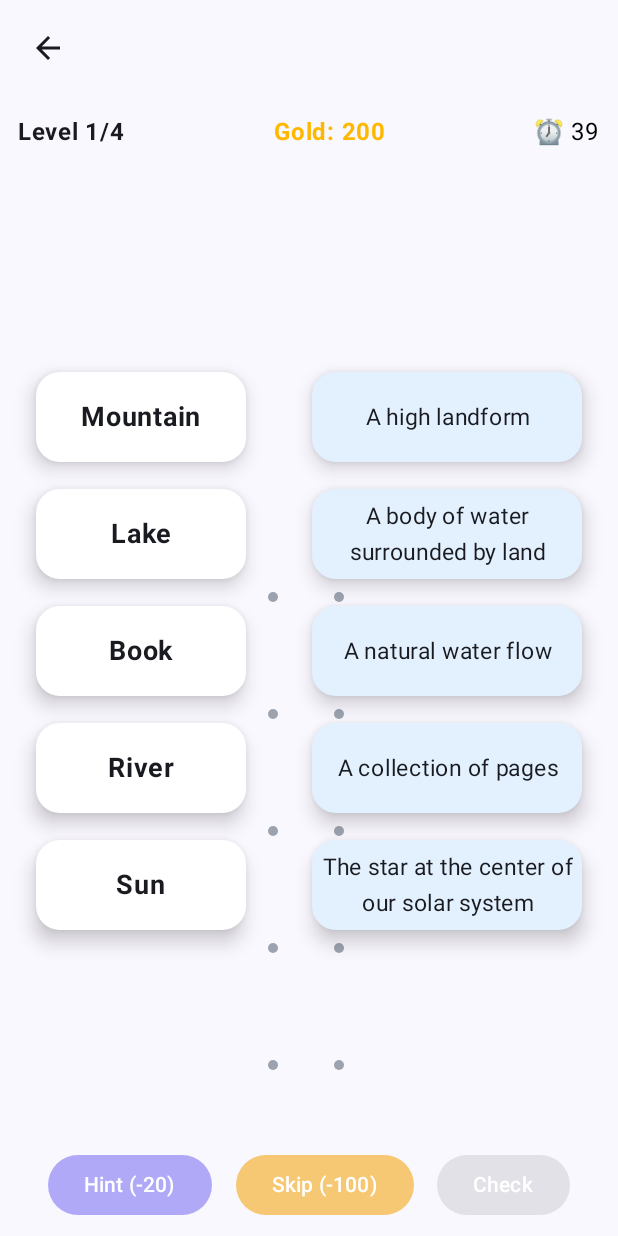
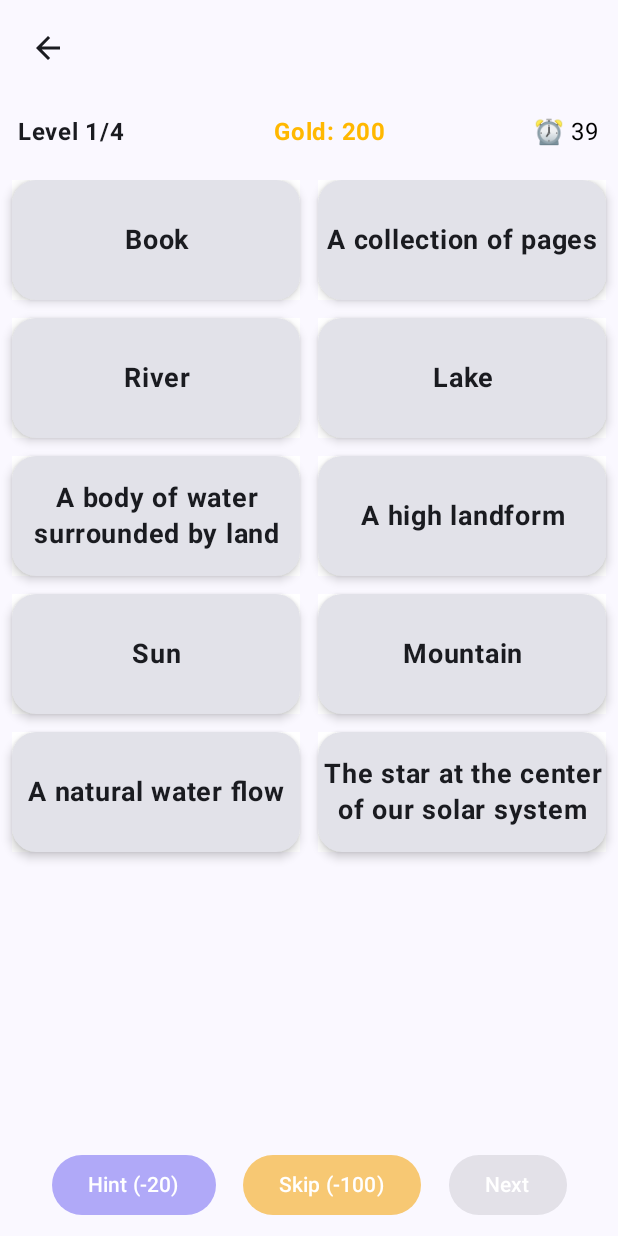
Before and after one commit to HoangNguyen2k3/EduQuizzApp, an Android app built with Jetpack Compose: the WordMatchGameScreen screen opened through its navigation route, on a phone screen of 412 x 824 dp. Run offline under Robolectric (Android 15) with nearby library versions, the phone set to English and light mode, and no system bars; our stand-ins replace Dagger/Hilt's generated code, Firebase (no records; nobody signed in at launch, a user with empty details on screens opened directly), accompanist; missing, so only their content is drawn: WordSearchGameTheme.

Commit message:
Update minigame NoiTu

```diff
--- a/app/src/main/java/com/example/eduquizz/Screens/NoiTu/model/Connection.kt
+++ /dev/null
@@ -1,6 +0,0 @@
-package com.example.quizapp.model
-
-data class Connection(
-    val wordIndex: Int,
-    val definitionIndex: Int
-)
--- /dev/null
+++ b/app/src/main/java/com/example/eduquizz/Screens/NoiTu/model/MatchCard.kt
@@ -0,0 +1,8 @@
+package com.example.eduquizz.Screens.NoiTu.model
+
+data class MatchCard(
+    val id: Int,
+    val text: String,
+    val pairId: Int, // id dùng để xác định cặp đúng
+    val isMatched: Boolean = false
+)
--- a/app/src/main/java/com/example/eduquizz/Screens/NoiTu/model/WordPair.kt
+++ b/app/src/main/java/com/example/eduquizz/Screens/NoiTu/model/WordPair.kt
@@ -1,4 +1,4 @@
-package com.example.quizapp.model
+package com.example.eduquizz.Screens.NoiTu.model
 
 data class WordPair (
     val word: String,
--- a/app/src/main/java/com/example/eduquizz/Screens/NoiTu/screen/DrawConnections.kt
+++ /dev/null
@@ -1,103 +0,0 @@
-package com.example.quizapp.screen
-
-import androidx.compose.runtime.Composable
-import androidx.compose.ui.Modifier
-import androidx.compose.ui.geometry.Offset
-import androidx.compose.ui.graphics.Color
-import androidx.compose.foundation.Canvas
-import androidx.compose.foundation.layout.fillMaxSize
-import androidx.compose.ui.unit.Dp
-import androidx.compose.ui.platform.LocalDensity
-import com.example.quizapp.model.Connection
-import com.example.quizapp.model.WordPair
-
-@Composable
-fun DrawConnections(
-    connections: List<Connection>,
-    wordPositions: List<Offset>,
-    defPositions: List<Offset>,
-    showResult: Boolean,
-    wordPairs: List<WordPair>,
-    definitions: List<String>,
-    boxLeftWidth: Dp,
-    boxHeight: Dp,
-) {
-    val density = LocalDensity.current
-    val boxHeightPx = with(density) { boxHeight.toPx() }
-    val boxLeftWidthPx = with(density) { boxLeftWidth.toPx() }
-
-    // Kích thước của điểm kết nối
-    val connectionPointRadius = 5f
-
-    Canvas(modifier = Modifier.fillMaxSize()) {
-        if (wordPositions.size == 5 && defPositions.size == 5) {
-            // Vẽ các điểm kết nối cho tất cả các box
-            wordPositions.forEach { position ->
-                // Điểm kết nối bên phải của box từ
-                val centerX = position.x + boxLeftWidthPx
-                val centerY = position.y + (boxHeightPx / 2)
-
-                drawCircle(
-                    color = Color(0xFF9CA3AF),
-                    radius = connectionPointRadius,
-                    center = Offset(centerX, centerY)
-                )
-            }
-
-            defPositions.forEach { position ->
-                // Điểm kết nối bên trái của box định nghĩa
-                val centerX = position.x
-                val centerY = position.y + (boxHeightPx / 2)
-
-                drawCircle(
-                    color = Color(0xFF9CA3AF),
-                    radius = connectionPointRadius,
-                    center = Offset(centerX, centerY)
-                )
-            }
-
-            // Vẽ các đường nối
-            connections.forEach { connection ->
-                if (connection.wordIndex in wordPositions.indices &&
-                    connection.definitionIndex in defPositions.indices) {
-
-                    // Tính toán điểm bắt đầu và kết thúc
-                    val startX = wordPositions[connection.wordIndex].x + boxLeftWidthPx
-                    val startY = wordPositions[connection.wordIndex].y + (boxHeightPx / 2)
-                    val endX = defPositions[connection.definitionIndex].x
-                    val endY = defPositions[connection.definitionIndex].y + (boxHeightPx / 2)
-
-                    val isCorrect = showResult &&
-                        wordPairs[connection.wordIndex].definition ==
-                        definitions[connection.definitionIndex]
-
-                    val lineColor = when {
-                        showResult -> if (isCorrect) Color(0xFF16A34A) else Color(0xFFEB5353)
-                        else -> Color(0xFF9CA3AF)
-                    }
-
-                    // Vẽ đường nối
-                    drawLine(
-                        color = lineColor,
-                        start = Offset(startX, startY),
-                        end = Offset(endX, endY),
-                        strokeWidth = 3f
-                    )
-
-                    // Vẽ lại các điểm kết nối phía trên đường nối
-                    drawCircle(
-                        color = lineColor,
-                        radius = connectionPointRadius,
-                        center = Offset(startX, startY)
-                    )
-
-                    drawCircle(
-                        color = lineColor,
-                        radius = connectionPointRadius,
-                        center = Offset(endX, endY)
-                    )
-                }
-            }
-        }
-    }
-}
--- a/app/src/main/java/com/example/eduquizz/Screens/NoiTu/screen/WordMatchGameScreen.kt
+++ b/app/src/main/java/com/example/eduquizz/Screens/NoiTu/screen/WordMatchGameScreen.kt
@@ -1,5 +1,4 @@
-
-package com.example.quizapp.screen
+package com.example.eduquizz.Screens.NoiTu.screen
 
 import androidx.compose.runtime.*
 import androidx.compose.foundation.layout.*
@@ -7,21 +6,24 @@ import androidx.compose.ui.Modifier
 import androidx.compose.ui.unit.dp
 import androidx.compose.foundation.clickable
 import androidx.compose.ui.Alignment
-import androidx.compose.ui.geometry.Offset
 import androidx.compose.material3.*
 import androidx.compose.ui.text.font.FontWeight
 import androidx.compose.ui.text.style.TextAlign
 import androidx.compose.ui.graphics.Color
-import com.example.quizapp.viewmodel.WordMatchGame
+import com.example.eduquizz.Screens.NoiTu.viewmodel.WordMatchGame
 import androidx.compose.foundation.shape.RoundedCornerShape
-import androidx.compose.ui.layout.onGloballyPositioned
-import androidx.compose.ui.layout.positionInRoot
 import androidx.compose.ui.unit.sp
 import androidx.compose.material3.IconButton
 import androidx.compose.material.icons.Icons
 import androidx.compose.material.icons.automirrored.filled.ArrowBack
 import androidx.compose.material3.Icon
 import androidx.navigation.NavHostController
+import androidx.compose.foundation.background
+import androidx.compose.foundation.lazy.grid.GridCells
+import androidx.compose.foundation.lazy.grid.LazyVerticalGrid
+import androidx.compose.foundation.lazy.grid.itemsIndexed
+import androidx.compose.animation.core.*
+import androidx.compose.ui.graphics.graphicsLayer
 
 @Composable
 fun WordMatchGameScreen(viewModel: WordMatchGame, navController: NavHostController) {
@@ -33,20 +35,13 @@ fun WordMatchGameScreen(viewModel: WordMatchGame, navController: NavHostControll
     val showFinishDialog by viewModel.showFinishDialog
     val canPass by viewModel.canPass
 
-    val wordPairs = viewModel.currentWordPairs
-    val definitions = viewModel.currentDefinitions
-    val connections = viewModel.connections
-    val selectedWordIndex = viewModel.selectedWordIndex
-
-    val wordPositions = remember { mutableStateListOf<Offset>() }
-    val defPositions = remember { mutableStateListOf<Offset>() }
+    val cards = viewModel.cards
+    val selectedIndices = viewModel.selectedIndices
+    val shakingIndices = viewModel.shakingIndices
 
     Column(modifier = Modifier.fillMaxSize()) {
         IconButton(
-                onClick = {
-                    println("Đa nhan nut Back")
-                    navController.popBackStack()
-                },
+            onClick = { navController.popBackStack() },
             modifier = Modifier.padding(8.dp)
         ) {
             Icon(
@@ -63,104 +58,57 @@ fun WordMatchGameScreen(viewModel: WordMatchGame, navController: NavHostControll
             Text("Gold: $gold", color = Color(0xFFFFB800), fontWeight = FontWeight.Bold)
             Text("⏰ $timer", color = if (timer <= 10) Color.Red else Color.Black)
         }
-        // Khu vực nối từ
-        Box(
+        // Lưới thẻ
+        LazyVerticalGrid(
+            columns = GridCells.Fixed(2), // 2 cột dọc sát nhau
             modifier = Modifier
                 .weight(1f)
                 .fillMaxWidth()
-                .padding(horizontal = 18.dp, vertical = 8.dp)
+                .padding(8.dp),
+            verticalArrangement = Arrangement.spacedBy(12.dp),
+            horizontalArrangement = Arrangement.spacedBy(12.dp)
         ) {
-            DrawConnections(
-                connections = connections,
-                wordPositions = wordPositions,
-                defPositions = defPositions,
-                showResult = showResult,
-                wordPairs = wordPairs,
-                definitions = definitions,
-                boxLeftWidth = 140.dp,
-                boxHeight = 60.dp
+            itemsIndexed(cards) { idx, card ->
+                if (!card.isMatched) {
+                    val isSelected = selectedIndices.contains(idx)
+                    val isShaking = shakingIndices.contains(idx)
+                    val shakeAnim = remember { Animatable(0f) }
+                    if (isShaking) {
+                        LaunchedEffect(isShaking) {
+                            shakeAnim.snapTo(0f)
+                            shakeAnim.animateTo(
+                                targetValue = 1f,
+                                animationSpec = repeatable(
+                                    iterations = 3,
+                                    animation = tween(50, easing = LinearEasing),
+                                    repeatMode = RepeatMode.Reverse
                                 )
-            Row(
+                            )
+                            shakeAnim.snapTo(0f)
+                        }
+                    }
+                    Card(
                         modifier = Modifier
-                    .width(140.dp + 180.dp + 44.dp) // left + right + gap
-                    .align(Alignment.Center),
-                horizontalArrangement = Arrangement.spacedBy(44.dp),
-                verticalAlignment = Alignment.CenterVertically
-            ) {
-                // Word column
-                Column(
-                    verticalArrangement = Arrangement.spacedBy(18.dp),
-                    horizontalAlignment = Alignment.End
-                ) {
-                    wordPairs.forEachIndexed { index, pair ->
-                        val isCorrect = showResult && connections.find { it.wordIndex == index }?.let {
-                            wordPairs[it.wordIndex].definition == definitions[it.definitionIndex]
-                        } == true
-                        val isIncorrect = showResult && connections.any { it.wordIndex == index } && !isCorrect
-
-                        Surface(
-                            modifier = Modifier
-                                .width(140.dp)
-                                .height(60.dp)
-                                .onGloballyPositioned { coordinates ->
-                                    val pos = coordinates.positionInRoot()
-                                    if (wordPositions.size > index) wordPositions[index] = pos else wordPositions.add(pos)
-                                }
-                                .clickable(enabled = !showResult) { viewModel.selectWord(index) },
+                            .fillMaxWidth()
+                            .height(80.dp)
+                            .graphicsLayer (
+                                translationX = if (isShaking) shakeAnim.value * 16f else 0f
+                            )
+                            .background(if (isSelected) Color(0xFFFFF8B3) else Color.White)
+                            .clickable(enabled = !showResult && !isSelected) {
+                                viewModel.onCardClick(idx)
+                            },
                         shape = RoundedCornerShape(16.dp),
-                            shadowElevation = 8.dp,
-                            color = when {
-                                isCorrect -> Color(0xFF7DE699)
-                                isIncorrect -> Color(0xFFEB5353)
-                                selectedWordIndex == index -> Color(0xFFFFF8B3)
-                                else -> Color.White
-                            }
+                        elevation = CardDefaults.cardElevation(4.dp)
                     ) {
                         Box(contentAlignment = Alignment.Center, modifier = Modifier.fillMaxSize()) {
-                                Text(pair.word, fontSize = 18.sp, fontWeight = FontWeight.Bold)
-                            }
-                        }
-                    }
-                }
-                // Definition column
-                Column(
-                    verticalArrangement = Arrangement.spacedBy(18.dp),
-                    horizontalAlignment = Alignment.Start
-                ) {
-                    definitions.forEachIndexed { index, definition ->
-                        val isCorrect = showResult && connections.find { it.definitionIndex == index }?.let {
-                            wordPairs[it.wordIndex].definition == definitions[it.definitionIndex]
-                        } == true
-                        val isIncorrect = showResult && connections.any { it.definitionIndex == index } && !isCorrect
-
-                        Surface(
-                            modifier = Modifier
-                                .width(180.dp)
-                                .height(60.dp)
-                                .onGloballyPositioned { coordinates ->
-                                    val pos = coordinates.positionInRoot()
-                                    if (defPositions.size > index) defPositions[index] = pos else defPositions.add(pos)
-                                }
-                                .clickable(enabled = !showResult) {
-                                    viewModel.connectToDefinition(index)
-                                },
-                            shape = RoundedCornerShape(16.dp),
-                            shadowElevation = 8.dp,
-                            color = when {
-                                isCorrect -> Color(0xFF7DE699)
-                                isIncorrect -> Color(0xFFEB5353)
-                                else -> Color(0xFFE3F1FF)
-                            }
-                        ) {
-                            Box(contentAlignment = Alignment.Center, modifier = Modifier.fillMaxSize()) {
-                                Text(definition, fontSize = 15.sp, textAlign = TextAlign.Center)
+                            Text(card.text, fontSize = 18.sp, fontWeight = FontWeight.Bold, textAlign = TextAlign.Center)
                         }
                     }
                 }
             }
         }
-        }
-        // Next/Check/Hint/Skip
+        // Hint/Skip/Next
         Row(
             modifier = Modifier
                 .fillMaxWidth()
@@ -182,14 +130,13 @@ fun WordMatchGameScreen(viewModel: WordMatchGame, navController: NavHostControll
                 Text("Skip (-100)", color = Color.White)
             }
             Button(
-                onClick = { if (showResult) viewModel.nextLevel() else viewModel.checkResultAndReward() },
-                enabled = connections.size == 5,
+                onClick = { viewModel.nextLevel() },
+                enabled = cards.all { it.isMatched },
                 colors = ButtonDefaults.buttonColors(containerColor = Color(0xFF16A34A))
             ) {
-                Text(if (showResult) "Next" else "Check", color = Color.White)
+                Text("Next", color = Color.White)
             }
         }
-
         // Dialog hết vàng
         if (showBuyGoldDialog) {
             AlertDialog(
@@ -208,7 +155,6 @@ fun WordMatchGameScreen(viewModel: WordMatchGame, navController: NavHostControll
                 }
             )
         }
-
         // Dialog kết thúc game
         if (showFinishDialog) {
             AlertDialog(
--- a/app/src/main/java/com/example/eduquizz/Screens/NoiTu/viewmodel/WordMatchGame.kt
+++ b/app/src/main/java/com/example/eduquizz/Screens/NoiTu/viewmodel/WordMatchGame.kt
@@ -1,20 +1,18 @@
-package com.example.quizapp.viewmodel
+package com.example.eduquizz.Screens.NoiTu.viewmodel
 
-import androidx.compose.runtime.getValue
-import androidx.compose.runtime.setValue
 import androidx.compose.runtime.mutableStateOf
 import androidx.compose.runtime.mutableStateListOf
 import androidx.lifecycle.ViewModel
-import com.example.quizapp.model.WordPair
-import com.example.quizapp.model.Connection
+import com.example.eduquizz.Screens.NoiTu.model.WordPair
 
-import androidx.compose.runtime.*
 import androidx.lifecycle.viewModelScope
 import kotlinx.coroutines.Job
 import kotlinx.coroutines.delay
 import kotlinx.coroutines.launch
+import com.example.eduquizz.Screens.NoiTu.model.MatchCard
+// Thẻ cho game matching pairs
 
-class WordMatchGame: ViewModel() {
+class WordMatchGame : ViewModel() {
     private val _allWordPairs = listOf(
         WordPair("Apple", "A kind of fruit"),
         WordPair("Dog", "A domestic animal"),
@@ -48,10 +46,9 @@ class WordMatchGame: ViewModel() {
     val canPass = mutableStateOf(false)
 
     // Dữ liệu cho từng vòng
-    var currentWordPairs = mutableStateListOf<WordPair>()
-    var currentDefinitions = mutableStateListOf<String>()
-    var connections = mutableStateListOf<Connection>()
-    var selectedWordIndex by mutableStateOf<Int?>(null)
+    var cards = mutableStateListOf<MatchCard>()
+    var selectedIndices = mutableStateListOf<Int>() // chỉ số trong cards
+    var shakingIndices = mutableStateListOf<Int>() // chỉ số đang rung
 
     // Timer
     private var timerJob: Job? = null
@@ -64,12 +61,17 @@ class WordMatchGame: ViewModel() {
         currentLevel.value = level
         val start = level * 5
         val end = (level + 1) * 5
-        currentWordPairs.clear()
-        currentWordPairs.addAll(_allWordPairs.subList(start, end))
-        currentDefinitions.clear()
-        currentDefinitions.addAll(currentWordPairs.map { it.definition }.shuffled())
-        connections.clear()
-        selectedWordIndex = null
+        val wordPairs = _allWordPairs.subList(start, end)
+        // Tạo 10 thẻ (5 từ, 5 nghĩa), mỗi cặp có cùng pairId
+        val newCards = mutableListOf<MatchCard>()
+        wordPairs.forEachIndexed { idx, pair ->
+            newCards.add(MatchCard(id = idx * 2, text = pair.word, pairId = idx))
+            newCards.add(MatchCard(id = idx * 2 + 1, text = pair.definition, pairId = idx))
+        }
+        cards.clear()
+        cards.addAll(newCards.shuffled())
+        selectedIndices.clear()
+        shakingIndices.clear()
         showResult.value = false
         startTimer()
     }
@@ -88,29 +90,29 @@ class WordMatchGame: ViewModel() {
         }
     }
 
-    fun connectToDefinition(defIndex: Int) {
-        selectedWordIndex?.let { wIdx ->
-            if (connections.none { it.wordIndex == wIdx }) {
-                connections.add(Connection(wIdx, defIndex))
-                selectedWordIndex = null
+    fun onCardClick(index: Int) {
+        if (cards[index].isMatched || selectedIndices.contains(index) || selectedIndices.size == 2) return
+        selectedIndices.add(index)
+        if (selectedIndices.size == 2) {
+            val first = cards[selectedIndices[0]]
+            val second = cards[selectedIndices[1]]
+            if (first.pairId == second.pairId && first.id != second.id) {
+                // Đúng, ẩn 2 thẻ
+                cards[selectedIndices[0]] = cards[selectedIndices[0]].copy(isMatched = true)
+                cards[selectedIndices[1]] = cards[selectedIndices[1]].copy(isMatched = true)
+                gold.value += 5
+                totalRight.value += 1
+                selectedIndices.clear()
+            } else {
+                // Sai, rung 2 thẻ
+                shakingIndices.addAll(selectedIndices)
+                viewModelScope.launch {
+                    delay(300)
+                    shakingIndices.clear()
+                    selectedIndices.clear()
+                }
             }
         }
-    }
-
-    fun selectWord(index: Int) {
-        selectedWordIndex = index
-    }
-
-    fun checkResultAndReward() {
-        showResult.value = true
-        var roundRight = 0
-        connections.forEach {
-            val correct = currentWordPairs[it.wordIndex].definition == currentDefinitions[it.definitionIndex]
-            if (correct) roundRight++
-        }
-        gold.value += roundRight * 5
-        if (roundRight == 5) gold.value += 20 // Thưởng thêm nếu đúng cả 5
-        totalRight.value += roundRight
     }
 
     fun nextLevel() {
@@ -124,14 +126,14 @@ class WordMatchGame: ViewModel() {
     fun useHint() {
         if (gold.value >= 20) {
             gold.value -= 20
-            // Tự động nối đúng 1 cặp còn lại chưa nối
-            val available = (0..4).filter { wi ->
-                connections.none { it.wordIndex == wi }
-            }
-            if (available.isNotEmpty()) {
-                val idx = available.random()
-                val defIdx = currentDefinitions.indexOf(currentWordPairs[idx].definition)
-                connections.add(Connection(idx, defIdx))
+            // Tự động mở đúng 1 cặp chưa matched
+            val unmatched = cards.withIndex().filter { !it.value.isMatched }
+            val pairs = unmatched.groupBy { it.value.pairId }.values.filter { it.size == 2 }
+            if (pairs.isNotEmpty()) {
+                val pair = pairs.random()
+                cards[pair[0].index] = cards[pair[0].index].copy(isMatched = true)
+                cards[pair[1].index] = cards[pair[1].index].copy(isMatched = true)
+                totalRight.value += 1
             }
         } else showBuyGoldDialog.value = true
     }
@@ -139,12 +141,9 @@ class WordMatchGame: ViewModel() {
     fun skipLevel() {
         if (gold.value >= 100) {
             gold.value -= 100
-            // Nối toàn bộ còn lại đúng hết, showResult true
-            (0..4).forEach { wi ->
-                if (connections.none { it.wordIndex == wi }) {
-                    val defIdx = currentDefinitions.indexOf(currentWordPairs[wi].definition)
-                    connections.add(Connection(wi, defIdx))
-                }
+            // Mở toàn bộ cặp còn lại
+            cards.forEachIndexed { i, c ->
+                if (!c.isMatched) cards[i] = c.copy(isMatched = true)
             }
             showResult.value = true
         } else showBuyGoldDialog.value = true
```
Also changed, not shown: app/src/main/java/com/example/eduquizz/navigation/NavGraph.kt (+2 -9 lines). Lines whose indentation alone changed are shown as unchanged.
